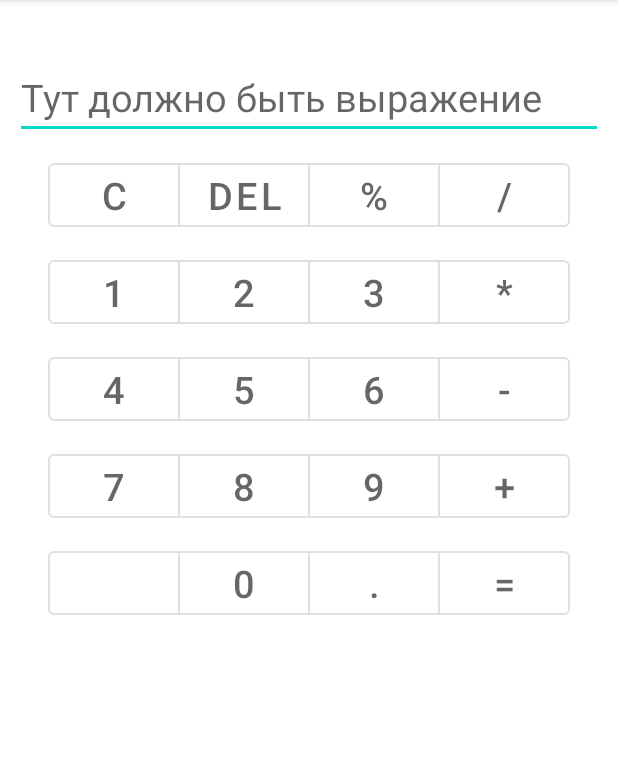
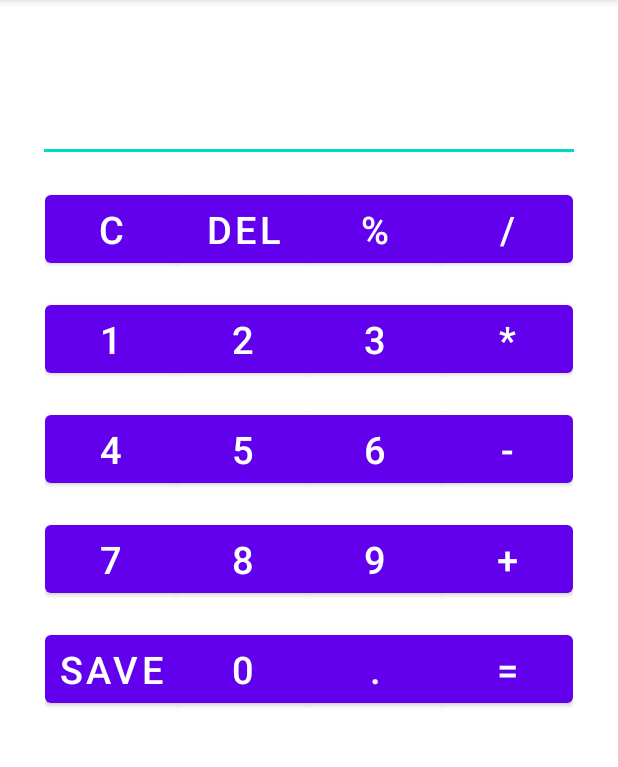
Before and after one commit to TimChesko/CalculatorV2, an Android app: the screen it shows after launch (MainActivity), on a phone screen of 412 x 824 dp, the part 84-851 px from its top. Run offline under Robolectric (Android 15) with nearby library versions, the phone set to English and light mode, and no system bars.

Commit message:
Вопрос с процентом

```diff
--- a/app/build.gradle
+++ b/app/build.gradle
@@ -3,13 +3,13 @@ plugins {
 }
 
 android {
-    compileSdkVersion 31
+    compileSdkVersion 30
     buildToolsVersion "30.0.3"
 
     defaultConfig {
         applicationId "com.example.calculatorv2"
         minSdkVersion 24
-        targetSdkVersion 31
+        targetSdkVersion 30
         versionCode 1
         versionName "1.0"
 
--- a/app/src/main/java/com/example/calculatorv2/MainActivity.java
+++ b/app/src/main/java/com/example/calculatorv2/MainActivity.java
@@ -4,6 +4,7 @@ import androidx.appcompat.app.AppCompatActivity;
 
 import android.annotation.SuppressLint;
 import android.os.Bundle;
+import android.text.Editable;
 import android.view.View;
 import android.widget.Button;
 import android.widget.EditText;
@@ -15,9 +16,10 @@ public class MainActivity extends AppCompatActivity {
             firstNum, secondNum, thirdNum, multiplication,
             fourthNum, fifthNum, sixthNum, minus,
             seventhNum, eighthNum, ninthNum, plus,
-            change, zeroNum, dote, equally;
+            save, zeroNum, dote, equally;
 
     EditText input;
+    TextView history;
 
     float valueOne, valueTwo;
 
@@ -46,6 +48,10 @@ public class MainActivity extends AppCompatActivity {
         clear = (Button) findViewById(R.id.clear);
         equally = (Button) findViewById(R.id.equally);
         input = (EditText) findViewById(R.id.input);
+        history = (TextView) findViewById(R.id.history);
+        save = (Button) findViewById(R.id.save);
+        delete = (Button) findViewById(R.id.delete);
+        percent = (Button) findViewById(R.id.percent);
 
 
         firstNum.setOnClickListener(new View.OnClickListener() {
@@ -199,5 +205,27 @@ public class MainActivity extends AppCompatActivity {
                 input.setText(input.getText() + ".");
             }
         });
+
+        save.setOnClickListener(new View.OnClickListener() {
+            @Override
+            public void onClick(View v) {
+                history.setText(input.getText());
+            }
+        });
+
+        delete.setOnClickListener(new View.OnClickListener() {
+            @Override
+            public void onClick(View v) {
+                String num1 = input.getText().toString();
+                input.setText(num1.substring(0,num1.length()-1));
+            }
+        });
+
+        percent.setOnClickListener(new View.OnClickListener() {
+            @Override
+            public void onClick(View v) {
+                input.setText(Integer.parseInt(input.getText().toString()) / 100);
+            }
+        });
     }
 }
--- a/app/src/main/res/layout/activity_main.xml
+++ b/app/src/main/res/layout/activity_main.xml
@@ -6,10 +6,10 @@
     android:layout_height="match_parent"
     tools:context=".MainActivity"
     android:orientation="vertical"
-    android:padding="10dp">
+    android:padding="25dp">
 
     <TextView
-        android:id="@+id/result"
+        android:id="@+id/history"
         android:layout_width="match_parent"
         android:layout_height="wrap_content"
         android:text=""
@@ -19,60 +19,62 @@
         android:id="@+id/input"
         android:layout_width="match_parent"
         android:layout_height="wrap_content"
-        android:hint="@string/textHintAnswer"
         android:textSize="@dimen/textSizeButton"
-        app:layout_constraintTop_toBottomOf="@id/result"/>
+        app:layout_constraintTop_toBottomOf="@id/history"/>
 
     <LinearLayout
         android:id="@+id/lineFirst"
         app:layout_constraintTop_toBottomOf="@id/input"
         android:layout_width="wrap_content"
         android:layout_height="wrap_content"
-        android:orientation="horizontal"
+        android:orientation="vertical"
         app:layout_constraintLeft_toLeftOf="parent"
         app:layout_constraintRight_toRightOf="parent"
-        android:layout_marginTop="10dp"
-        android:showDividers="middle">
+        android:showDividers="middle"
+        android:layout_marginTop="16dp">
+
         <com.google.android.material.button.MaterialButtonToggleGroup
             android:id="@+id/toggleButtonLineFirst"
             android:layout_width="wrap_content"
             android:layout_height="wrap_content">
             <Button
                 android:id="@+id/clear"
+                android:text="@string/clear"
+                android:textSize="@dimen/textSizeButton"
                 android:layout_width="wrap_content"
                 android:layout_height="wrap_content"
-                android:text="@string/clear"
-                android:textSize="@dimen/textSizeButton"
-                style="?attr/materialButtonOutlinedStyle"
-                android:layout_weight="1"
+                android:layout_weight="0"
+                android:padding="5dp"
                 />
             <Button
                 android:id="@+id/delete"
+                android:text="@string/delete"
+                android:textSize="@dimen/textSizeButton"
                 android:layout_width="wrap_content"
                 android:layout_height="wrap_content"
-                android:text="@string/delete"
-                android:textSize="@dimen/textSizeButton"
-                style="?attr/materialButtonOutlinedStyle"
-                android:layout_weight="1"
+                android:layout_weight="0"
+                android:padding="5dp"
                 />
+
             <Button
                 android:id="@+id/percent"
-                android:layout_width="wrap_content"
+                android:layout_width="match_parent"
                 android:layout_height="wrap_content"
+                android:layout_margin="0dp"
                 android:text="@string/percent"
                 android:textSize="@dimen/textSizeButton"
-                style="?attr/materialButtonOutlinedStyle"
-                android:layout_weight="1"
-                />
+                android:layout_weight="0"
+                android:padding="5dp"/>
+
             <Button
                 android:id="@+id/division"
                 android:layout_width="wrap_content"
                 android:layout_height="wrap_content"
+                android:layout_margin="0dp"
+                android:layout_weight="0"
                 android:text="@string/division"
                 android:textSize="@dimen/textSizeButton"
-                style="?attr/materialButtonOutlinedStyle"
-                android:layout_weight="1"
-                />
+                android:padding="5dp"/>
         </com.google.android.material.button.MaterialButtonToggleGroup>
     </LinearLayout>
 
@@ -81,10 +83,11 @@
         app:layout_constraintTop_toBottomOf="@id/lineFirst"
         android:layout_width="wrap_content"
         android:layout_height="wrap_content"
+        android:orientation="vertical"
         app:layout_constraintLeft_toLeftOf="parent"
         app:layout_constraintRight_toRightOf="parent"
-        android:layout_marginTop="10dp"
-        android:showDividers="middle">
+        android:showDividers="middle"
+        android:layout_marginTop="16dp">
         <com.google.android.material.button.MaterialButtonToggleGroup
             android:id="@+id/toggleButtonLineSecond"
             android:layout_width="wrap_content"
@@ -95,7 +98,8 @@
                 android:layout_height="wrap_content"
                 android:text="@string/_1"
                 android:textSize="@dimen/textSizeButton"
-                style="?attr/materialButtonOutlinedStyle"
+                android:layout_weight="0"
+                android:padding="5dp"
                 />
             <Button
                 android:id="@+id/secondNum"
@@ -103,7 +107,8 @@
                 android:layout_height="wrap_content"
                 android:text="@string/_2"
                 android:textSize="@dimen/textSizeButton"
-                style="?attr/materialButtonOutlinedStyle"
+                android:layout_weight="0"
+                android:padding="5dp"
                 />
             <Button
                 android:id="@+id/thirdNum"
@@ -111,7 +116,8 @@
                 android:layout_height="wrap_content"
                 android:text="@string/_3"
                 android:textSize="@dimen/textSizeButton"
-                style="?attr/materialButtonOutlinedStyle"
+                android:layout_weight="0"
+                android:padding="5dp"
                 />
             <Button
                 android:id="@+id/multiplication"
@@ -119,7 +125,8 @@
                 android:layout_height="wrap_content"
                 android:text="@string/multiplication"
                 android:textSize="@dimen/textSizeButton"
-                style="?attr/materialButtonOutlinedStyle"
+                android:layout_weight="0"
+                android:padding="5dp"
                 />
         </com.google.android.material.button.MaterialButtonToggleGroup>
     </LinearLayout>
@@ -129,10 +136,11 @@
         app:layout_constraintTop_toBottomOf="@id/lineSecond"
         android:layout_width="wrap_content"
         android:layout_height="wrap_content"
+        android:orientation="vertical"
         app:layout_constraintLeft_toLeftOf="parent"
         app:layout_constraintRight_toRightOf="parent"
-        android:layout_marginTop="10dp"
-        android:showDividers="middle">
+        android:showDividers="middle"
+        android:layout_marginTop="16dp">
         <com.google.android.material.button.MaterialButtonToggleGroup
             android:id="@+id/toggleButtonLineThird"
             android:layout_width="wrap_content"
@@ -143,7 +151,8 @@
                 android:layout_height="wrap_content"
                 android:text="@string/_4"
                 android:textSize="@dimen/textSizeButton"
-                style="?attr/materialButtonOutlinedStyle"
+                android:layout_weight="0"
+                android:padding="5dp"
                 />
             <Button
                 android:id="@+id/fifthNum"
@@ -151,7 +160,8 @@
                 android:layout_height="wrap_content"
                 android:text="@string/_5"
                 android:textSize="@dimen/textSizeButton"
-                style="?attr/materialButtonOutlinedStyle"
+                android:layout_weight="0"
+                android:padding="5dp"
                 />
             <Button
                 android:id="@+id/sixthNum"
@@ -159,7 +169,8 @@
                 android:layout_height="wrap_content"
                 android:text="@string/_6"
                 android:textSize="@dimen/textSizeButton"
-                style="?attr/materialButtonOutlinedStyle"
+                android:layout_weight="0"
+                android:padding="5dp"
                 />
             <Button
                 android:id="@+id/minus"
@@ -167,7 +178,8 @@
                 android:layout_height="wrap_content"
                 android:text="@string/minus"
                 android:textSize="@dimen/textSizeButton"
-                style="?attr/materialButtonOutlinedStyle"
+                android:layout_weight="0"
+                android:padding="5dp"
                 />
         </com.google.android.material.button.MaterialButtonToggleGroup>
     </LinearLayout>
@@ -177,10 +189,11 @@
         app:layout_constraintTop_toBottomOf="@id/lineThird"
         android:layout_width="wrap_content"
         android:layout_height="wrap_content"
+        android:orientation="vertical"
         app:layout_constraintLeft_toLeftOf="parent"
         app:layout_constraintRight_toRightOf="parent"
-        android:layout_marginTop="10dp"
-        android:showDividers="middle">
+        android:showDividers="middle"
+        android:layout_marginTop="16dp">
         <com.google.android.material.button.MaterialButtonToggleGroup
             android:id="@+id/toggleButtonLineFourth"
             android:layout_width="wrap_content"
@@ -191,7 +204,8 @@
                 android:layout_height="wrap_content"
                 android:text="@string/_7"
                 android:textSize="@dimen/textSizeButton"
-                style="?attr/materialButtonOutlinedStyle"
+                android:layout_weight="0"
+                android:padding="5dp"
                 />
             <Button
                 android:id="@+id/eighthNum"
@@ -199,7 +213,8 @@
                 android:layout_height="wrap_content"
                 android:text="@string/_8"
                 android:textSize="@dimen/textSizeButton"
-                style="?attr/materialButtonOutlinedStyle"
+                android:layout_weight="0"
+                android:padding="5dp"
                 />
             <Button
                 android:id="@+id/ninthNum"
@@ -207,7 +222,8 @@
                 android:layout_height="wrap_content"
                 android:text="@string/_9"
                 android:textSize="@dimen/textSizeButton"
-                style="?attr/materialButtonOutlinedStyle"
+                android:layout_weight="0"
+                android:padding="5dp"
                 />
             <Button
                 android:id="@+id/plus"
@@ -215,7 +231,8 @@
                 android:layout_height="wrap_content"
                 android:text="@string/plus"
                 android:textSize="@dimen/textSizeButton"
-                style="?attr/materialButtonOutlinedStyle"
+                android:layout_weight="0"
+                android:padding="5dp"
                 />
         </com.google.android.material.button.MaterialButtonToggleGroup>
     </LinearLayout>
@@ -225,20 +242,23 @@
         app:layout_constraintTop_toBottomOf="@id/lineFourth"
         android:layout_width="wrap_content"
         android:layout_height="wrap_content"
+        android:orientation="vertical"
         app:layout_constraintLeft_toLeftOf="parent"
         app:layout_constraintRight_toRightOf="parent"
-        android:layout_marginTop="10dp"
-        android:showDividers="middle">
+        android:showDividers="middle"
+        android:layout_marginTop="16dp">
         <com.google.android.material.button.MaterialButtonToggleGroup
             android:id="@+id/toggleButtonLineFifth"
             android:layout_width="wrap_content"
             android:layout_height="wrap_content">
             <Button
-                android:id="@+id/change"
+                android:id="@+id/save"
                 android:layout_width="wrap_content"
                 android:layout_height="wrap_content"
                 android:textSize="@dimen/textSizeButton"
-                style="?attr/materialButtonOutlinedStyle"
+                android:layout_weight="0"
+                android:padding="5dp"
+                android:text="save"
                 />
             <Button
                 android:id="@+id/zeroNum"
@@ -246,7 +266,8 @@
                 android:layout_height="wrap_content"
                 android:text="@string/_0"
                 android:textSize="@dimen/textSizeButton"
-                style="?attr/materialButtonOutlinedStyle"
+                android:layout_weight="0"
+                android:padding="5dp"
                 />
             <Button
                 android:id="@+id/dote"
@@ -254,7 +275,8 @@
                 android:layout_height="wrap_content"
                 android:text="@string/dote"
                 android:textSize="@dimen/textSizeButton"
-                style="?attr/materialButtonOutlinedStyle"
+                android:layout_weight="0"
+                android:padding="5dp"
                 />
             <Button
                 android:id="@+id/equally"
@@ -262,7 +284,8 @@
                 android:layout_height="wrap_content"
                 android:text="@string/equally"
                 android:textSize="@dimen/textSizeButton"
-                style="?attr/materialButtonOutlinedStyle"
+                android:layout_weight="0"
+                android:padding="5dp"
                 />
         </com.google.android.material.button.MaterialButtonToggleGroup>
     </LinearLayout>
```
